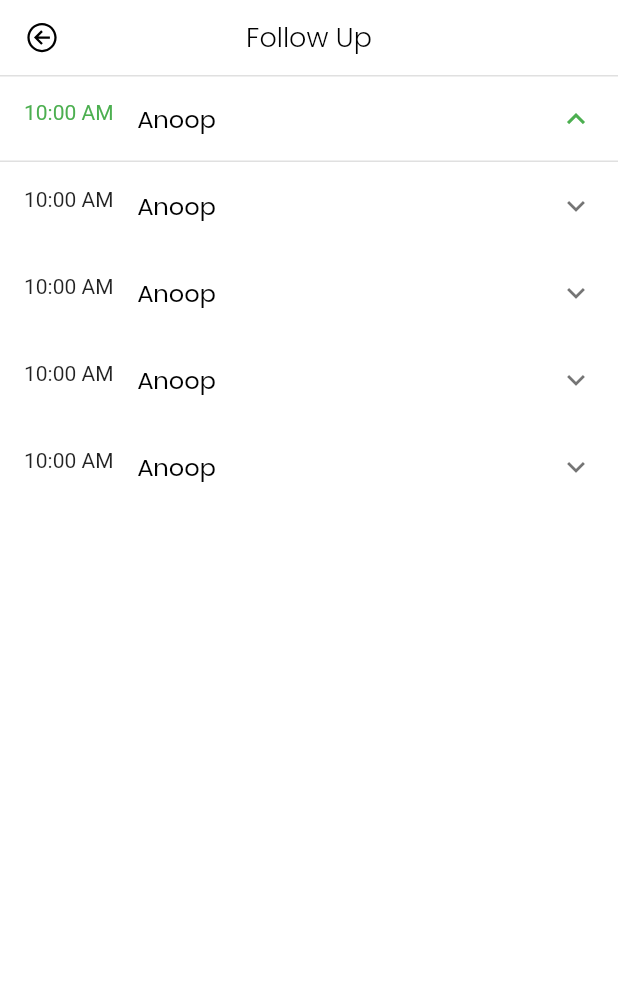
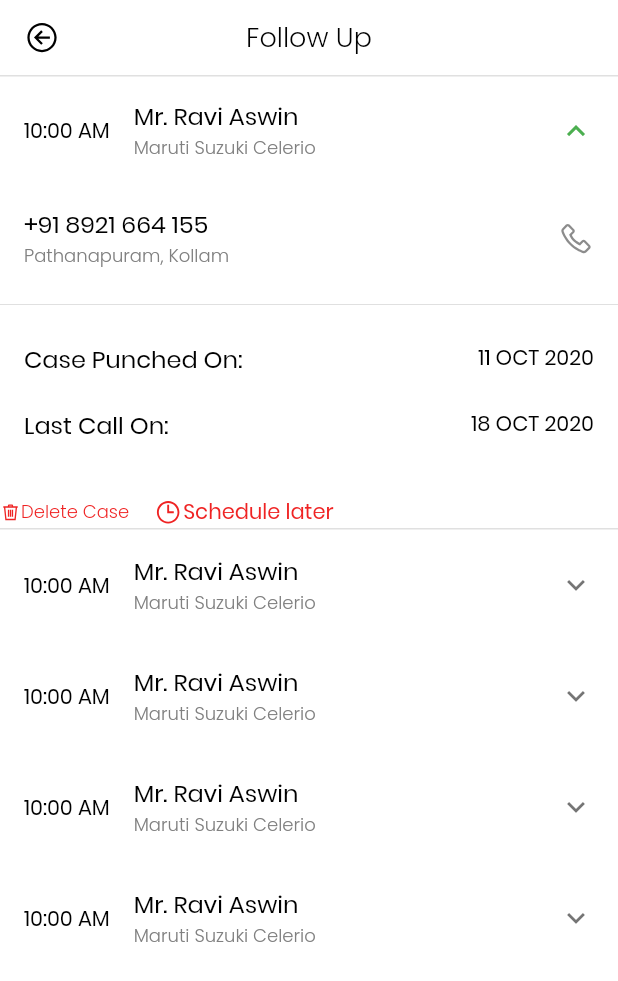
Before and after one commit to jesmin123/SalesPopular, a Flutter app: the screen it shows after launch, after a tap on "10:00 AM", on a phone screen of 412 x 824 dp. Shown: the top 981 px of the screen. Run offline on Flutter 3.47's test engine with Material 2 defaults, Android fonts, the phone set to English and light mode, and no system bars; our stand-ins replace cached_network_image, line_icons, shared_preferences; missing offline and left inert: fa_stepper, ff_contact_avatar, validated; accounts and stored records are empty.

Commit message:
follow up almost complete

```diff
--- a/lib/constants/strings.dart
+++ b/lib/constants/strings.dart
@@ -82,7 +82,9 @@ const DELETE_CASE = "Delete Case";
 const EDIT = "Edit";
 const CHANGE_PASSWORD = "Change Password";
 const MARK_DELIVERED = "Mark Delivered";
-
+const DROP_CASE = "Drop case";
+const SCHEDULE_LATER = "Schedule later";
+const VIEW_CASE = "View case";
 const CUSTOMER_DETAILS = "Customer Details";
 const TEMP = "TEMP-06-99-B";
 
@@ -101,5 +103,9 @@ const BRANCH_NAME = "Branch Name";
 const BRANCH_CODE = "Branch Code";
 const USER_ID = "User ID";
 const DEPARTMENT = "Department";
+const CASE_PUNCHED_ON = "Case Punched On:";
+const LAST_CALL_ON = "Last Call On:";
+
+
 
 const COPYRIGHT_POPULAR_MOTORS = "© Popular Motors";
--- a/lib/ui/widget/follow_up_widget.dart
+++ b/lib/ui/widget/follow_up_widget.dart
@@ -1,10 +1,13 @@
-import 'package:flutter/cupertino.dart';
+
+import 'package:ff_contact_avatar/ff_contact_avatar.dart';
 import 'package:flutter/material.dart';
+import 'package:line_icons/line_icons.dart';
 import 'package:sales_popular/constants/app_font_style.dart';
 import 'package:sales_popular/constants/app_border_style.dart';
 import 'package:sales_popular/constants/colors.dart';
 import 'package:sales_popular/constants/dimen.dart';
 import 'package:sales_popular/constants/strings.dart';
+import 'package:url_launcher/url_launcher.dart';
 
 class FollowUpWidget extends StatefulWidget {
   @override
@@ -15,8 +18,55 @@ class _FollowUpWidgetState extends State<FollowUpWidget> {
   @override
   Widget build(BuildContext context) {
     return ExpansionTile(
-        leading: Text("10:00 AM"),
-        title: Text("Anoop", style: AppFontStyle.regularTextStyle(APP_BLACK_COLOR)),
+        leading: Padding(
+          padding: const EdgeInsets.only(top: 10),
+          child: Text("10:00 AM", style: AppFontStyle.regularTextStyle3(APP_BLACK_COLOR),),
+        ),
+        title: Text("Mr. Ravi Aswin", style: AppFontStyle.regularTextStyle(APP_BLACK_COLOR)),
+        subtitle: Text("Maruti Suzuki Celerio", style: AppFontStyle.bodyTextStyle(APP_GREY_COLOR),),
+      children: [
+        ListTile(
+          onTap: ()=>_callCustomer(),
+          title : Text("+91 8921 664 155", style: AppFontStyle.regularTextStyle(APP_BLACK_COLOR),),
+          subtitle: Text("Pathanapuram, Kollam", style: AppFontStyle.bodyTextStyle(APP_GREY_COLOR)),
+          trailing: Icon(LineIcons.phone),
+        ),
+        Divider(),
+        ListTile(
+          title: Text(CASE_PUNCHED_ON, style: AppFontStyle.regularTextStyle(APP_BLACK_COLOR)),
+          trailing: Text("11 OCT 2020", style: AppFontStyle.regularTextStyle3(APP_BLACK_COLOR)),
+        ),
+        ListTile(
+          title: Padding(
+            padding: const EdgeInsets.only(bottom: 32),
+            child: Text(LAST_CALL_ON, style: AppFontStyle.regularTextStyle(APP_BLACK_COLOR)),
+          ),
+          trailing: Padding(
+            padding: const EdgeInsets.only(bottom: 32),
+            child: Text("18 OCT 2020", style: AppFontStyle.regularTextStyle3(APP_BLACK_COLOR)),
+          ),
+        ),
+        Row(
+          mainAxisAlignment: MainAxisAlignment.start,
+          children: [
+            Icon(LineIcons.trash_o, color: APP_RED_COLOR, size: ICON_SIZE,),
+            Text(DELETE_CASE, style: AppFontStyle.bodyTextStyle(APP_RED_COLOR),),
+            SizedBox(width: LINE_HEIGHT,),
+            Icon(LineIcons.clock_o, color: APP_RED_COLOR, size: 20,),
+            Text(SCHEDULE_LATER, style: AppFontStyle.regularTextStyle3(APP_RED_COLOR),),
+          ],
+        ),
+      ],
     );
   }
+
+  void _callCustomer() async{
+      const url = 'tel://8921661155';
+      if (await canLaunch(url)) {
+        await launch(url);
+      } else {
+        throw 'Could not launch $url';
+      }
+
+  }
 }
--- a/pubspec.yaml
+++ b/pubspec.yaml
@@ -38,6 +38,8 @@ dependencies:
   flutter_translate: ^1.6.0
   flushbar: ^1.5.0
   fa_stepper: ^0.0.2
+  ff_contact_avatar: ^0.1.1
+  url_launcher: ^5.7.5
 
 dev_dependencies:
   flutter_test:
```
Also changed, not shown: pubspec.lock.
